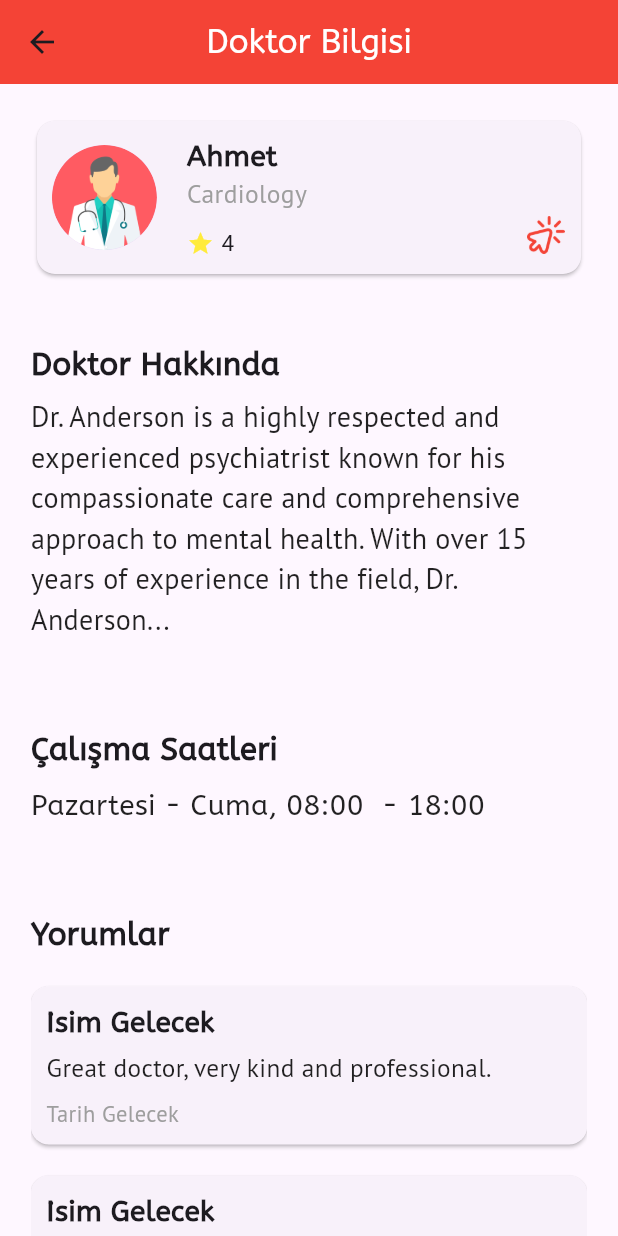
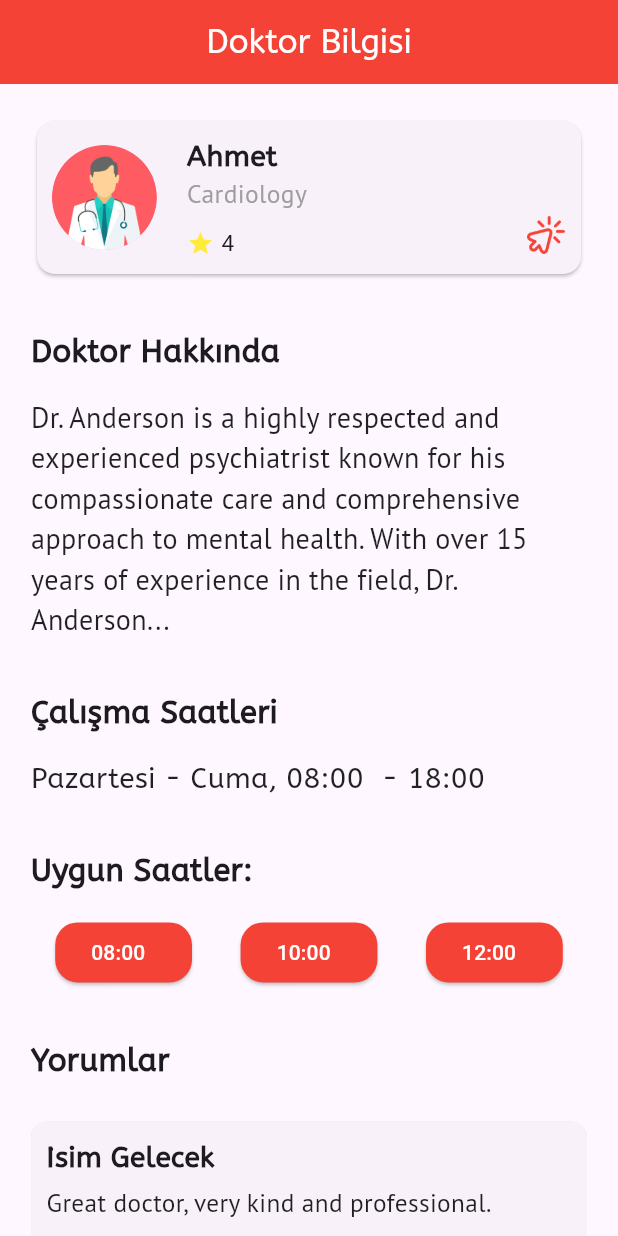
Before and after one commit to KaanBal/HealPoint_Frontend, a Flutter app: the DoctorBilgiEkran screen opened directly, on a phone screen of 412 x 824 dp. Run offline on Flutter 3.47's test engine with Material 3 defaults, Android fonts, the phone set to English and light mode, and no system bars.

Commit message:
DOktor bilgi ekranında bazı güncellemeler yapıldı

```diff
--- a/lib/Doctor/doktor_bilgi/doktor_bilgi.dart
+++ b/lib/Doctor/doktor_bilgi/doktor_bilgi.dart
@@ -90,7 +90,10 @@ class _DoctorBilgiEkran extends State<DoctorBilgiEkran> {
                             children: [
                               Icon(Icons.star, color: Colors.yellow, size: 18),
                               SizedBox(width: 5),
-                              Text(selectedDoctor?.reviews?.first.points.toString() ?? "0" ,
+                              Text(
+                                  selectedDoctor?.reviews?.first.points
+                                      .toString() ??
+                                      "0",
                                   style: const TextStyle(
                                       fontSize: 15)), // Font boyutunu küçülttük
                             ],
@@ -118,7 +121,7 @@ class _DoctorBilgiEkran extends State<DoctorBilgiEkran> {
                 ),
               ],
             ),
-            SizedBox(height: ekranYuksekligi * 0.05),
+            SizedBox(height: ekranYuksekligi * 0.04),
 
             // Doktor Hakkında Bilgi
             Text(
@@ -128,7 +131,7 @@ class _DoctorBilgiEkran extends State<DoctorBilgiEkran> {
                   fontFamily: "ABeeZee",
                   fontWeight: FontWeight.bold),
             ),
-            SizedBox(height: 8),
+            SizedBox(height: ekranYuksekligi * 0.02),
             Text(
               selectedDoctor?.Doctor_about ?? "",
               style: TextStyle(
@@ -136,7 +139,7 @@ class _DoctorBilgiEkran extends State<DoctorBilgiEkran> {
                   fontFamily: "PtSans",
                   color: Colors.black87),
             ),
-            SizedBox(height: ekranYuksekligi * 0.07),
+            SizedBox(height: ekranYuksekligi * 0.04),
 
             // Çalışma Saatleri
             Text(
@@ -146,7 +149,7 @@ class _DoctorBilgiEkran extends State<DoctorBilgiEkran> {
                   fontFamily: "ABeeZee",
                   fontWeight: FontWeight.bold),
             ),
-            SizedBox(height: 10),
+            SizedBox(height: ekranYuksekligi * 0.02),
             Text(
               'Pazartesi - Cuma, 08:00  - 18:00 ',
               style: TextStyle(
@@ -154,7 +157,36 @@ class _DoctorBilgiEkran extends State<DoctorBilgiEkran> {
                   fontFamily: "ABeeZee",
                   color: Colors.black87),
             ),
-            SizedBox(height: ekranYuksekligi * 0.07),
+            SizedBox(height: ekranYuksekligi * 0.04),
+
+            // Uygun Saatler
+            Text(
+              'Uygun Saatler:',
+              style: TextStyle(
+                  fontSize: fontSize * 1.1, // Font boyutunu küçülttük
+                  fontFamily: "ABeeZee",
+                  fontWeight: FontWeight.bold),
+            ),
+            SizedBox(height: ekranYuksekligi * 0.02),
+            Row(
+              mainAxisAlignment: MainAxisAlignment.spaceAround,
+              children: ['08:00  ', '10:00  ', '12:00  ']
+                  .map((time) => ElevatedButton(
+                onPressed: () {
+                  // Randevu alınabilir
+                },
+                style: ElevatedButton.styleFrom(
+                  backgroundColor: acikKirmizi,
+                  foregroundColor: beyaz,
+                  shape: RoundedRectangleBorder(
+                    borderRadius: BorderRadius.circular(15.0),
+                  ),
+                ),
+                child: Text(time),
+              ))
+                  .toList(),
+            ),
+            SizedBox(height: ekranYuksekligi * 0.04),
 
             // Yorumlar
             Text(
@@ -164,11 +196,12 @@ class _DoctorBilgiEkran extends State<DoctorBilgiEkran> {
                   fontFamily: "ABeeZee",
                   fontWeight: FontWeight.bold),
             ),
-            SizedBox(height: 10),
+            SizedBox(height: ekranYuksekligi * 0.02),
             SizedBox(
               height: ekranYuksekligi * 0.25,
-              child: selectedDoctor?.reviews != null ? ListView.builder(
-                itemCount: selectedDoctor?.reviews?.length ,
+              child: selectedDoctor?.reviews != null
+                  ? ListView.builder(
+                itemCount: selectedDoctor?.reviews?.length,
                 itemBuilder: (context, index) {
                   final review = selectedDoctor!.reviews![index];
                   return Card(
@@ -181,7 +214,8 @@ class _DoctorBilgiEkran extends State<DoctorBilgiEkran> {
                           Text(
                             "İsim Gelecek",
                             style: TextStyle(
-                                fontSize: fontSize, // Font boyutunu küçülttük
+                                fontSize:
+                                fontSize, // Font boyutunu küçülttük
                                 fontWeight: FontWeight.bold,
                                 fontFamily: "ABeeZee"),
                           ),
@@ -189,8 +223,8 @@ class _DoctorBilgiEkran extends State<DoctorBilgiEkran> {
                           Text(
                             review.comment ?? "",
                             style: TextStyle(
-                                fontSize:
-                                    fontSize * 0.9, // Font boyutunu küçülttük
+                                fontSize: fontSize *
+                                    0.9, // Font boyutunu küçülttük
                                 fontFamily: "PtSans",
                                 color: Colors.black87),
                           ),
@@ -198,8 +232,8 @@ class _DoctorBilgiEkran extends State<DoctorBilgiEkran> {
                           Text(
                             "Tarih Gelecek",
                             style: TextStyle(
-                                fontSize:
-                                    fontSize * 0.8, // Font boyutunu küçülttük
+                                fontSize: fontSize *
+                                    0.8, // Font boyutunu küçülttük
                                 fontFamily: "PtSans",
                                 color: Colors.grey),
                           ),
@@ -219,35 +253,6 @@ class _DoctorBilgiEkran extends State<DoctorBilgiEkran> {
                   ),
                 ),
               ),
-            ),
-            SizedBox(height: ekranYuksekligi * 0.07),
-
-            // Uygun Saatler
-            Text(
-              'Uygun Saatler:',
-              style: TextStyle(
-                  fontSize: fontSize * 1.1, // Font boyutunu küçülttük
-                  fontFamily: "ABeeZee",
-                  fontWeight: FontWeight.bold),
-            ),
-            SizedBox(height: 10),
-            Row(
-              mainAxisAlignment: MainAxisAlignment.spaceAround,
-              children: ['08:00  ', '10:00  ', '12:00  ']
-                  .map((time) => ElevatedButton(
-                        onPressed: () {
-                          // Randevu alınabilir
-                        },
-                        style: ElevatedButton.styleFrom(
-                          backgroundColor: acikKirmizi,
-                          foregroundColor: beyaz,
-                          shape: RoundedRectangleBorder(
-                            borderRadius: BorderRadius.circular(15.0),
-                          ),
-                        ),
-                        child: Text(time),
-                      ))
-                  .toList(),
             ),
             SizedBox(height: ekranYuksekligi * 0.07),
 
--- a/lib/main.dart
+++ b/lib/main.dart
@@ -26,7 +26,7 @@ class MyApp extends StatelessWidget {
         colorScheme: ColorScheme.fromSeed(seedColor: Colors.deepPurple),
         useMaterial3: true,
       ),
-      home: const KayitEkrani(),
+      home: const DoctorBilgiEkran(),
     );
   }
 }
```
Lines whose indentation alone changed are shown as unchanged.
